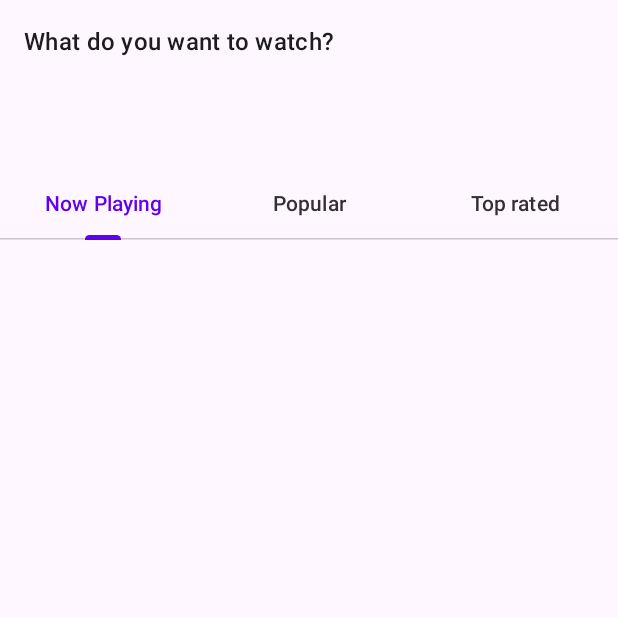
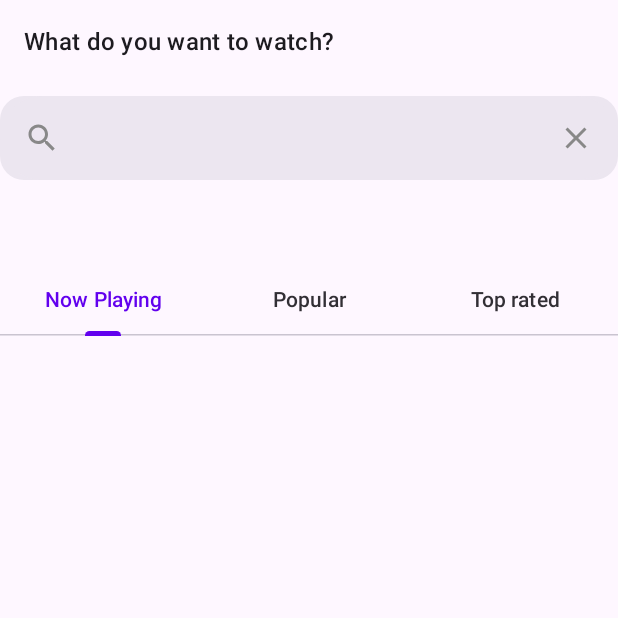
Before and after one commit to rruyzz/RruizzKMM, an Android app built with Jetpack Compose: the composable HomeView shown on its own in the app's theme, on a phone screen of 412 x 824 dp, the top half of it. Run offline under Robolectric (Android 15) with nearby library versions, the light colour scheme and no system bars; pictures from the network do not load.

Commit message:
home search

```diff
--- a/androidApp/src/main/java/com/rodolforuiz/ruiz/rrmovieskmm/android/screens/HomeScreen.kt
+++ b/androidApp/src/main/java/com/rodolforuiz/ruiz/rrmovieskmm/android/screens/HomeScreen.kt
@@ -1,22 +1,40 @@
 package com.rodolforuiz.ruiz.rrmovieskmm.android.screens
 
 import androidx.compose.foundation.background
+import androidx.compose.foundation.clickable
 import androidx.compose.foundation.layout.Box
 import androidx.compose.foundation.layout.Column
 import androidx.compose.foundation.layout.fillMaxSize
+import androidx.compose.foundation.layout.fillMaxWidth
 import androidx.compose.foundation.layout.padding
 import androidx.compose.foundation.layout.width
 import androidx.compose.foundation.pager.rememberPagerState
+import androidx.compose.foundation.shape.RoundedCornerShape
+import androidx.compose.foundation.text.input.rememberTextFieldState
+import androidx.compose.material.icons.Icons
+import androidx.compose.material.icons.filled.Close
+import androidx.compose.material.icons.filled.MoreVert
+import androidx.compose.material.icons.filled.Search
 import androidx.compose.material3.CircularProgressIndicator
 import androidx.compose.material3.ExperimentalMaterial3Api
+import androidx.compose.material3.Icon
 import androidx.compose.material3.MaterialTheme
+import androidx.compose.material3.SearchBar
+import androidx.compose.material3.SearchBarColors
+import androidx.compose.material3.SearchBarDefaults
 import androidx.compose.material3.Text
 import androidx.compose.material3.pulltorefresh.PullToRefreshBox
 import androidx.compose.runtime.Composable
 import androidx.compose.runtime.collectAsState
+import androidx.compose.runtime.getValue
+import androidx.compose.runtime.mutableStateOf
+import androidx.compose.runtime.saveable.rememberSaveable
 import androidx.compose.ui.Alignment
 import androidx.compose.ui.Modifier
 import androidx.compose.ui.graphics.Color
+import androidx.compose.ui.semantics.isTraversalGroup
+import androidx.compose.ui.semantics.semantics
+import androidx.compose.ui.semantics.traversalIndex
 import androidx.compose.ui.text.TextStyle
 import androidx.compose.ui.text.style.TextAlign
 import androidx.compose.ui.unit.dp
@@ -63,6 +81,7 @@ fun HomeView(viewModel: HomeViewModel) {
                 .fillMaxSize()
         ) {
             Title()
+            HomeSearch(viewModel, onQueryChange = { })
             Carousel(viewModel.homeState.value.popularMovies)
             TabRowHome(pagerState)
             HomeHorizontalPager(
@@ -75,6 +94,55 @@ fun HomeView(viewModel: HomeViewModel) {
     }
 }
 
+@OptIn(ExperimentalMaterial3Api::class)
+@Composable
+fun HomeSearch(
+    viewModel: HomeViewModel,
+    modifier: Modifier = Modifier,
+    query: String = "",
+    placeholder: String = "",
+    onQueryChange: (String) -> Unit
+) {
+    SearchBar(
+        modifier = modifier
+            .fillMaxWidth(),
+        query = query,
+        onQueryChange = {
+            onQueryChange(it)
+        },
+        onSearch = {
+
+        },
+        active = false,
+        onActiveChange = {},
+        placeholder = {
+            Text(
+                text = placeholder,
+                color = Color.Gray
+            )
+        },
+        leadingIcon = {
+            Icon(
+                imageVector = Icons.Default.Search,
+                contentDescription = null,
+                tint = Color.Gray
+            )
+        },
+        trailingIcon = {
+            Icon(
+                imageVector = Icons.Default.Close,
+                contentDescription = null,
+                modifier = Modifier
+                    .clickable {
+                        onQueryChange("")
+                    },
+                tint = Color.Gray
+            )
+        },
+        shape = RoundedCornerShape(16.dp),
+        content = {}
+    )
+}
 
 @Composable
 fun Title() {
@@ -102,7 +170,9 @@ fun Loader() {
 @Composable
 fun ErrorMessage(message: String) {
     Box(
-        modifier = Modifier.fillMaxSize().background(Color.Red),
+        modifier = Modifier
+            .fillMaxSize()
+            .background(Color.Red),
         contentAlignment = Alignment.Center
     ) {
         Text(
--- a/shared/src/commonMain/kotlin/com/rodolforuiz/ruiz/rrmovieskmm/home/data/HomeRepository.kt
+++ b/shared/src/commonMain/kotlin/com/rodolforuiz/ruiz/rrmovieskmm/home/data/HomeRepository.kt
@@ -12,7 +12,7 @@ class HomeRepository(
                 backdropPath = "https://image.tmdb.org/t/p/w500${it.backdropPath.orEmpty()}",
                 posterPath = "https://image.tmdb.org/t/p/w500${it.posterPath.orEmpty()}",
             )
-        } ?: listOf()
+        }?.take(18) ?: listOf()
     }
     suspend fun getNowMovies(): List<Movie> {
         return service.getNowMovies().results?.map {
@@ -21,7 +21,7 @@ class HomeRepository(
                 backdropPath = "https://image.tmdb.org/t/p/w500${it.backdropPath.orEmpty()}",
                 posterPath = "https://image.tmdb.org/t/p/w500${it.posterPath.orEmpty()}",
             )
-        } ?: listOf()
+        }?.take(18) ?: listOf()
     }
     suspend fun getTopRated(): List<Movie> {
         return service.getTopRated().results?.map {
@@ -30,6 +30,6 @@ class HomeRepository(
                 backdropPath = "https://image.tmdb.org/t/p/w500${it.backdropPath.orEmpty()}",
                 posterPath = "https://image.tmdb.org/t/p/w500${it.posterPath.orEmpty()}",
             )
-        } ?: listOf()
+        }?.take(18) ?: listOf()
     }
 }
--- a/shared/src/commonMain/kotlin/com/rodolforuiz/ruiz/rrmovieskmm/home/presentation/HomeState.kt
+++ b/shared/src/commonMain/kotlin/com/rodolforuiz/ruiz/rrmovieskmm/home/presentation/HomeState.kt
@@ -6,6 +6,7 @@ data class HomeState(
     val popularMovies: List<Movie> = listOf(),
     val nowPlayingList: List<Movie> = listOf(),
     val topRated: List<Movie> = listOf(),
+    val searchText: String = "Search",
     val loading: Boolean = false,
     val error: String? = null,
 )
```
